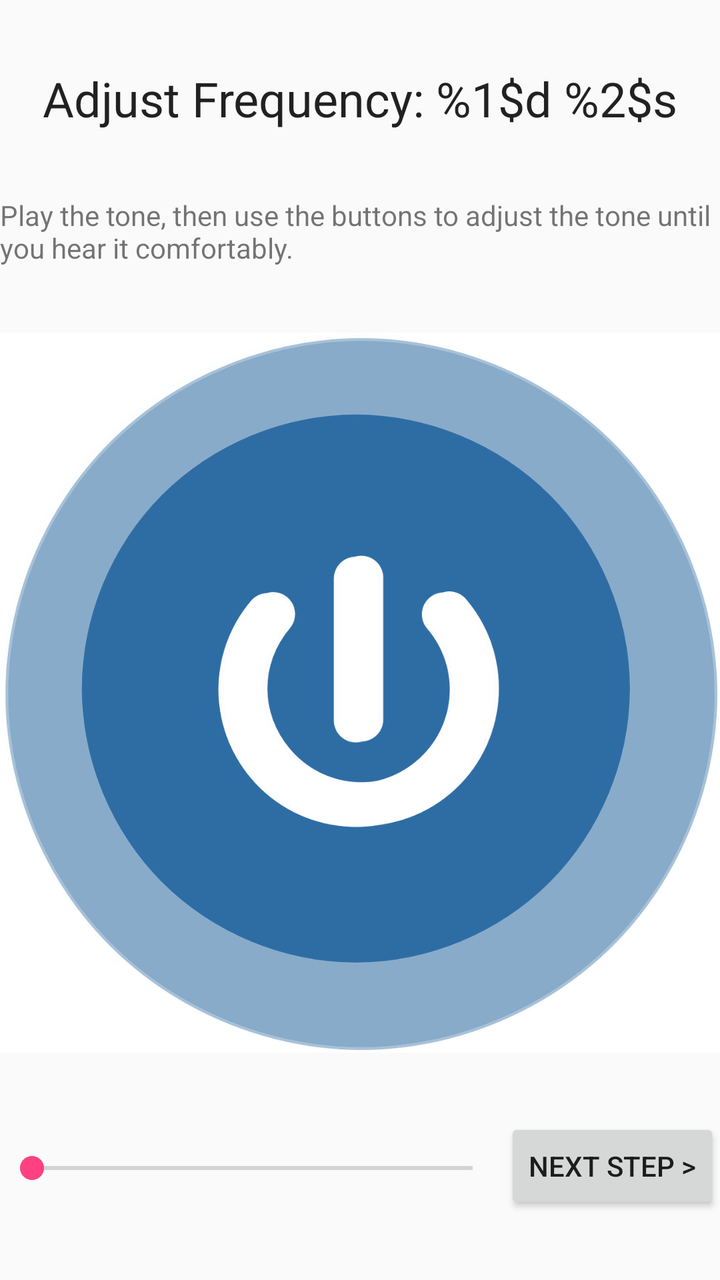
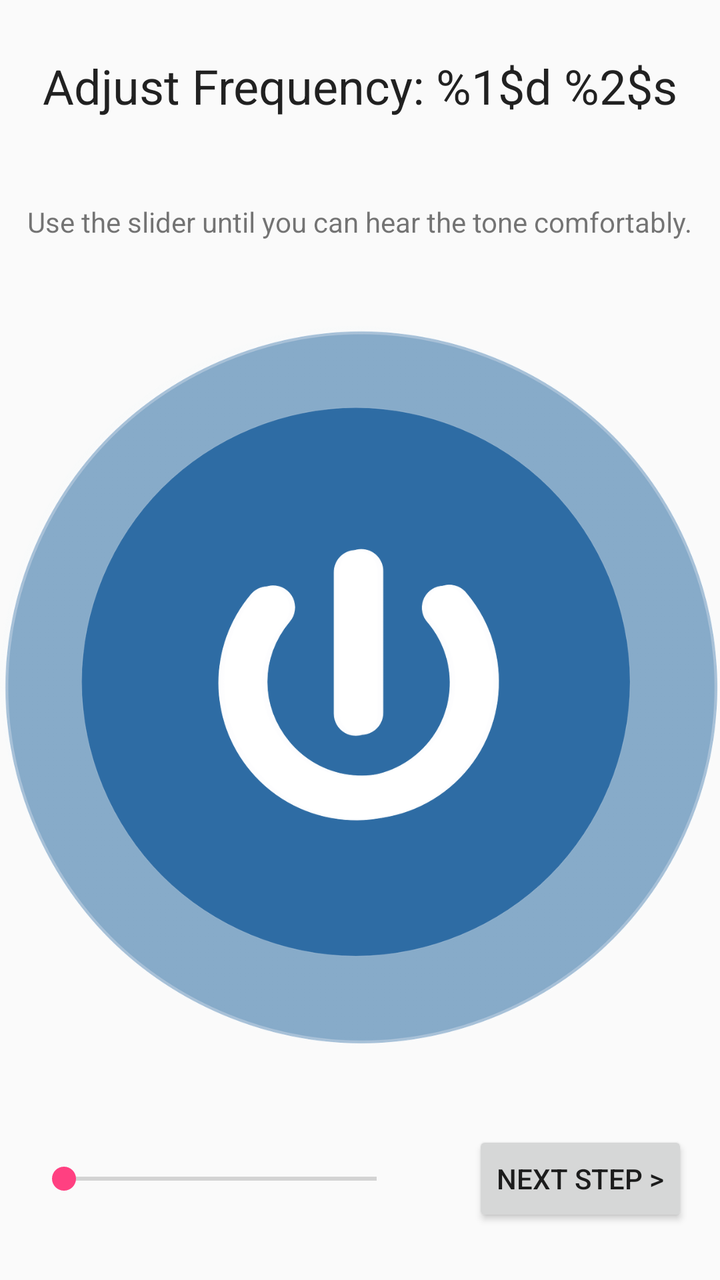

Screens rendered from an Android XML layout before and after an edit, with the pre-edit source and the edit as a unified diff.
<!-- AndroidManifest.xml: application theme AppTheme -->
<!-- res/layout/fragment_frequency_adjust.xml -->
<android.support.constraint.ConstraintLayout xmlns:android="http://schemas.android.com/apk/res/android"
    xmlns:app="http://schemas.android.com/apk/res-auto"
    xmlns:tools="http://schemas.android.com/tools"
    android:layout_width="match_parent"
    android:layout_height="match_parent"
    tools:context="peterson.ttu.edu.backupaids.headsetSetup.FrequencyAdjustFragment">

    <TextView
        android:id="@+id/frequencyAdjustTitle"
        android:layout_width="wrap_content"
        android:layout_height="wrap_content"
        android:text="@string/adjust_frequency"
        android:gravity="center"
        app:layout_constraintTop_toTopOf="parent"
        app:layout_constraintBottom_toTopOf="@+id/frequencyAdjustInfoText"
        app:layout_constraintLeft_toLeftOf="parent"
        app:layout_constraintRight_toRightOf="parent"
        style="@style/TextAppearance.AppCompat.Headline" />

    <TextView
        android:id="@+id/frequencyAdjustInfoText"
        android:layout_width="wrap_content"
        android:layout_height="wrap_content"
        android:text="@string/frequency_adjust_instructions"
        app:layout_constraintTop_toBottomOf="@+id/frequencyAdjustTitle"
        app:layout_constraintBottom_toTopOf="@+id/frequencyAdjustPlaySounds"
        app:layout_constraintLeft_toLeftOf="parent"
        app:layout_constraintRight_toRightOf="parent"/>

    <ImageButton
        android:id="@+id/frequencyAdjustPlaySounds"
        android:layout_width="0dp"
        android:layout_height="0dp"
        android:background="@android:color/background_light"
        android:scaleType="fitCenter"
        android:src="@drawable/power_button_blue2"
        app:layout_constraintHorizontal_weight="1"
        app:layout_constraintTop_toBottomOf="@+id/frequencyAdjustInfoText"
        app:layout_constraintBottom_toTopOf="@+id/frequencyAdjustNextStep"
        app:layout_constraintDimensionRatio="1:1"
        app:layout_constraintHeight_default="wrap"
        app:layout_constraintLeft_toLeftOf="parent"
        app:layout_constraintRight_toRightOf="parent"
        app:layout_constraintWidth_default="wrap" />

    <SeekBar
        android:id="@+id/frequencyAdjustSlider"
        android:layout_width="0dp"
        android:layout_height="wrap_content"
        android:min="0"
        android:max="3000"
        app:layout_constraintHorizontal_weight="1"
        app:layout_constraintBottom_toBottomOf="@+id/frequencyAdjustNextStep"
        app:layout_constraintLeft_toLeftOf="parent"
        app:layout_constraintRight_toLeftOf="@+id/frequencyAdjustNextStep"
        app:layout_constraintTop_toTopOf="@id/frequencyAdjustNextStep"
        app:layout_constraintVertical_bias="0.533" />

    <Button
        android:id="@+id/frequencyAdjustNextStep"
        android:layout_width="wrap_content"
        android:layout_height="wrap_content"
        android:text="@string/next_step_for_button"
        app:layout_constraintTop_toBottomOf="@+id/frequencyAdjustPlaySounds"
        app:layout_constraintBottom_toBottomOf="parent"
        app:layout_constraintLeft_toRightOf="@+id/frequencyAdjustSlider"
        app:layout_constraintRight_toRightOf="parent" />

</android.support.constraint.ConstraintLayout>
<!-- resources referenced by this layout -->
<resources>
  <!-- drawable power_button_blue2: png bitmap (drawable, 214661 bytes) -->
  <string name="adjust_frequency">Adjust Frequency: %1$d %2$s</string>
  <string name="frequency_adjust_instructions">Play the tone, then use the buttons to adjust the tone until you hear it comfortably.</string>
  <string name="next_step_for_button">Next Step &gt;</string>
  <style name="AppTheme" parent="Theme.AppCompat.Light.DarkActionBar">
          
          <item name="colorPrimary">@color/colorPrimary</item>
          <item name="colorPrimaryDark">@color/colorPrimaryDark</item>
          <item name="colorAccent">@color/colorAccent</item>
      </style>
  <color name="colorPrimary">#3F51B5</color>
  <color name="colorPrimaryDark">#303F9F</color>
  <color name="colorAccent">#FF4081</color>
</resources>

<!-- the commit's change to res/layout/fragment_frequency_adjust.xml (unified diff, before → after) -->
@@ -3,7 +3,7 @@
     xmlns:tools="http://schemas.android.com/tools"
     android:layout_width="match_parent"
     android:layout_height="match_parent"
-    tools:context="peterson.ttu.edu.backupaids.headsetSetup.FrequencyAdjustFragment">
+    tools:context="peterson.ttu.edu.backupaids.activities.headsetSetup.FrequencyAdjustFragment">
 
     <TextView
         android:id="@+id/frequencyAdjustTitle"
@@ -11,6 +11,10 @@
         android:layout_height="wrap_content"
         android:text="@string/adjust_frequency"
         android:gravity="center"
+        android:layout_marginTop="16dp"
+        android:layout_marginBottom="16dp"
+        android:layout_marginStart="16dp"
+        android:layout_marginEnd="16dp"
         app:layout_constraintTop_toTopOf="parent"
         app:layout_constraintBottom_toTopOf="@+id/frequencyAdjustInfoText"
         app:layout_constraintLeft_toLeftOf="parent"
@@ -22,6 +26,10 @@
         android:layout_width="wrap_content"
         android:layout_height="wrap_content"
         android:text="@string/frequency_adjust_instructions"
+        android:layout_marginTop="16dp"
+        android:layout_marginBottom="16dp"
+        android:layout_marginStart="16dp"
+        android:layout_marginEnd="16dp"
         app:layout_constraintTop_toBottomOf="@+id/frequencyAdjustTitle"
         app:layout_constraintBottom_toTopOf="@+id/frequencyAdjustPlaySounds"
         app:layout_constraintLeft_toLeftOf="parent"
@@ -31,9 +39,13 @@
         android:id="@+id/frequencyAdjustPlaySounds"
         android:layout_width="0dp"
         android:layout_height="0dp"
-        android:background="@android:color/background_light"
+        android:background="@android:color/transparent"
         android:scaleType="fitCenter"
         android:src="@drawable/power_button_blue2"
+        android:layout_marginTop="16dp"
+        android:layout_marginBottom="16dp"
+        android:layout_marginStart="16dp"
+        android:layout_marginEnd="16dp"
         app:layout_constraintHorizontal_weight="1"
         app:layout_constraintTop_toBottomOf="@+id/frequencyAdjustInfoText"
         app:layout_constraintBottom_toTopOf="@+id/frequencyAdjustNextStep"
@@ -49,6 +61,10 @@
         android:layout_height="wrap_content"
         android:min="0"
         android:max="3000"
+        android:layout_marginTop="16dp"
+        android:layout_marginBottom="16dp"
+        android:layout_marginStart="16dp"
+        android:layout_marginEnd="16dp"
         app:layout_constraintHorizontal_weight="1"
         app:layout_constraintBottom_toBottomOf="@+id/frequencyAdjustNextStep"
         app:layout_constraintLeft_toLeftOf="parent"
@@ -61,6 +77,10 @@
         android:layout_width="wrap_content"
         android:layout_height="wrap_content"
         android:text="@string/next_step_for_button"
+        android:layout_marginTop="16dp"
+        android:layout_marginBottom="16dp"
+        android:layout_marginStart="16dp"
+        android:layout_marginEnd="16dp"
         app:layout_constraintTop_toBottomOf="@+id/frequencyAdjustPlaySounds"
         app:layout_constraintBottom_toBottomOf="parent"
         app:layout_constraintLeft_toRightOf="@+id/frequencyAdjustSlider"
<!-- resource entries referenced after the edit -->
@@ -2,7 +2,7 @@
 <resources>
   <!-- drawable power_button_blue2: png bitmap (drawable, 214661 bytes) -->
   <string name="adjust_frequency">Adjust Frequency: %1$d %2$s</string>
-  <string name="frequency_adjust_instructions">Play the tone, then use the buttons to adjust the tone until you hear it comfortably.</string>
+  <string name="frequency_adjust_instructions">Use the slider until you can hear the tone comfortably.</string>
   <string name="next_step_for_button">Next Step &gt;</string>
   <style name="AppTheme" parent="Theme.AppCompat.Light.DarkActionBar">
           
